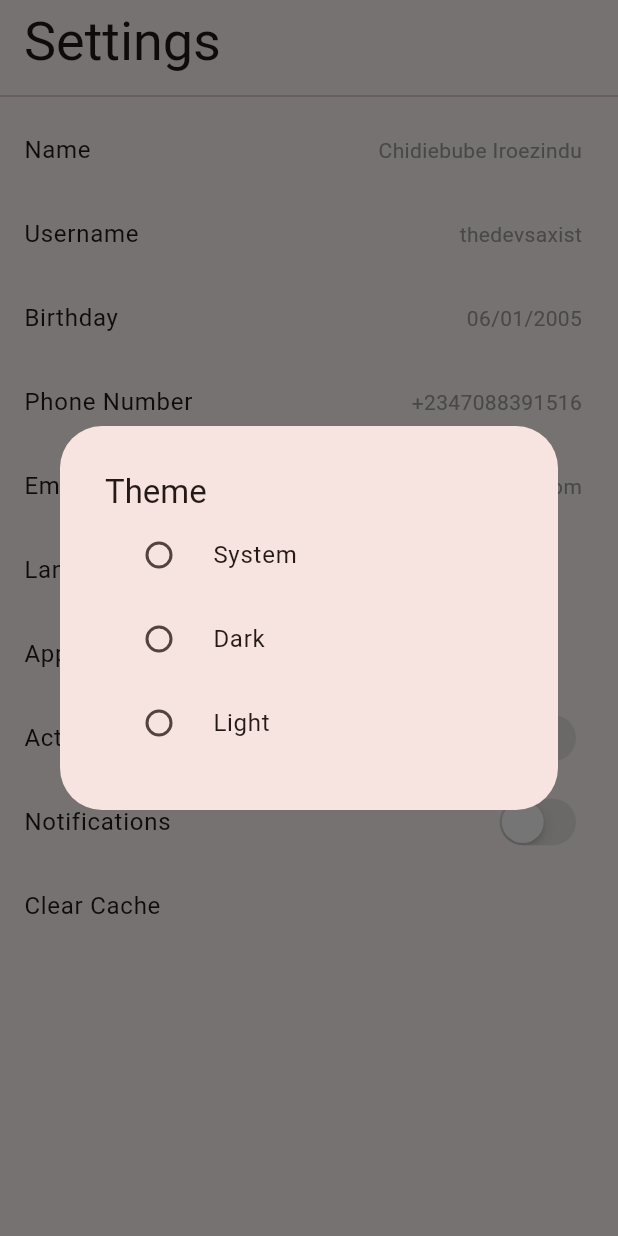
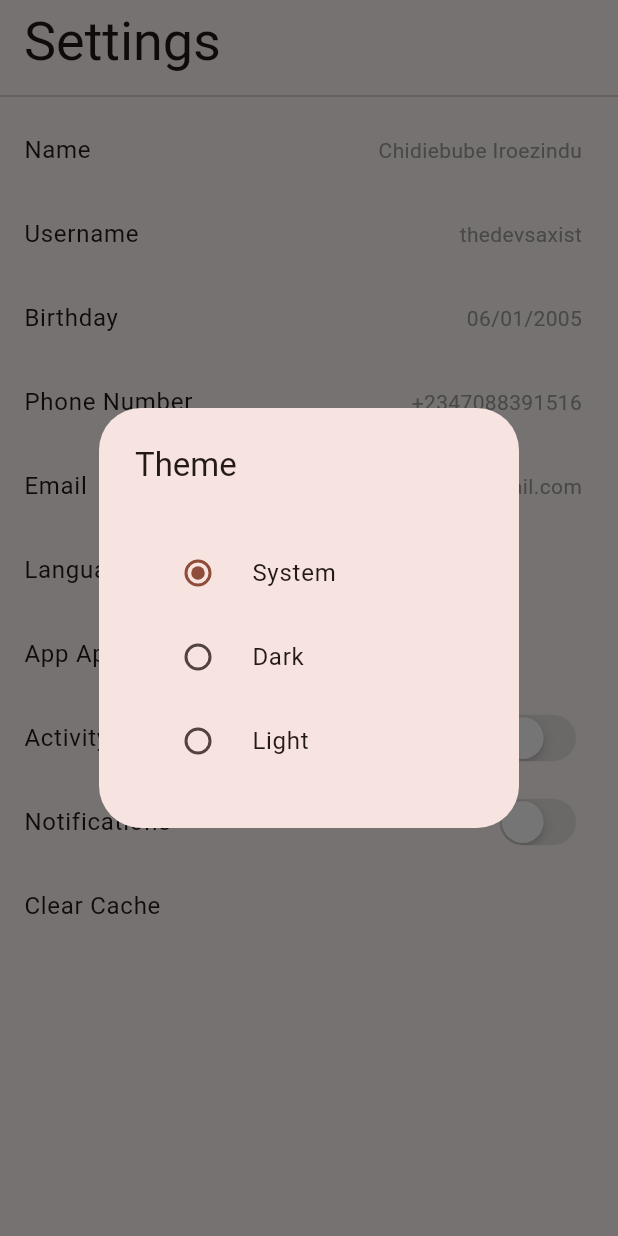
Before and after one commit to thedevsaxist/local-storage-with-shared-preferences, a Flutter app: the screen it shows after launch, after a tap on "App Appearance", on a phone screen of 412 x 824 dp. Run offline on Flutter 3.47's test engine with Material 3 defaults, Android fonts, the phone set to English and light mode, and no system bars; our stand-ins replace shared_preferences.

Commit message:
feat: add settings toggle view model and enhance radio selector functionality

```diff
--- a/lib/core/utils/interactive_popup.dart
+++ b/lib/core/utils/interactive_popup.dart
@@ -5,27 +5,13 @@ void showInteractiveDialog(BuildContext context,
   showDialog(
     context: context,
     builder: (BuildContext context) {
-      return Dialog(
-        child: Padding(
-          padding: const EdgeInsets.all(30.0),
-          child: Column(
-            mainAxisSize: MainAxisSize.min,
-            crossAxisAlignment: CrossAxisAlignment.start,
-            children: [
-              Text(
-                header,
-                style: Theme.of(context).textTheme.titleLarge,
-              ),
-              // const Divider(
-              //   height: 30,
-              // ),
-              child,
-              // const Divider(
-              //   height: 30,
-              // ),
-            ],
-          ),
+      return AlertDialog(
+        title: Text(
+          header,
+          style: Theme.of(context).textTheme.titleLarge,
         ),
+        contentPadding: const EdgeInsets.all(30.0),
+        content: child,
       );
     },
   );
--- a/lib/presentation/screens/settings_ui.dart
+++ b/lib/presentation/screens/settings_ui.dart
@@ -12,6 +12,8 @@ class SettingsUi extends StatefulWidget {
 }
 
 class _SettingsUiState extends State<SettingsUi> {
+  String? groupValue = 'System';
+
   @override
   Widget build(BuildContext context) {
     return Scaffold(
@@ -38,7 +40,7 @@ class _SettingsUiState extends State<SettingsUi> {
               showInteractiveDialog(
                 context,
                 header: 'What is your name?',
-                child: TextField(),
+                child: const TextField(),
               );
             },
           ),
@@ -84,21 +86,53 @@ class _SettingsUiState extends State<SettingsUi> {
               showInteractiveDialog(
                 context,
                 header: 'Theme',
-                child: Column(
+                child: StatefulBuilder(
+                  builder: (context, setState) {
+                    return Column(
+                      mainAxisSize: MainAxisSize.min,
                       children: [
                         RadioSelector(
-                      'system',
                           value: 'System',
+                          groupValue: groupValue,
+                          onChanged: (selected) {
+                            setState(() {
+                              groupValue = selected;
+                            });
+
+                            this.setState(() {
+                              groupValue = selected;
+                            });
+                          },
                         ),
                         RadioSelector(
-                      'dark',
                           value: 'Dark',
+                          groupValue: groupValue,
+                          onChanged: (selected) {
+                            setState(() {
+                              groupValue = selected;
+                            });
+
+                            this.setState(() {
+                              groupValue = selected;
+                            });
+                          },
                         ),
                         RadioSelector(
-                      'light',
                           value: 'Light',
+                          groupValue: groupValue,
+                          onChanged: (selected) {
+                            setState(() {
+                              groupValue = selected;
+                            });
+
+                            this.setState(() {
+                              groupValue = selected;
+                            });
+                          },
                         ),
                       ],
+                    );
+                  },
                 ),
               );
             },
--- a/lib/presentation/widgets/radio_selector.dart
+++ b/lib/presentation/widgets/radio_selector.dart
@@ -1,28 +1,24 @@
 import 'package:flutter/material.dart';
 
-class RadioSelector extends StatefulWidget {
-  final Object value;
-  Object? groupValue;
-  RadioSelector(this.groupValue, {super.key, required this.value});
+class RadioSelector extends StatelessWidget {
+  final String value;
+  final String? groupValue;
+  final ValueChanged<String?> onChanged;
+
+  const RadioSelector({
+    super.key,
+    required this.value,
+    required this.groupValue,
+    required this.onChanged,
+  });
 
   @override
-  State<RadioSelector> createState() => _RadioSelectorState();
-}
-
-class _RadioSelectorState extends State<RadioSelector> {
-  @override
   Widget build(BuildContext context) {
-
-    return RadioListTile(
-      title: Text(widget.value.toString()),
-      value: widget.value,
-      groupValue: widget.groupValue,
-      onChanged: (selected) {
-        // if (groupValue != null) {}
-        setState(() {
-          widget.groupValue = selected;
-        });
-      },
+    return RadioListTile<String>(
+      title: Text(value.toString()),
+      value: value,
+      groupValue: groupValue,
+      onChanged: onChanged,
     );
   }
 }
--- a/pubspec.yaml
+++ b/pubspec.yaml
@@ -16,11 +16,16 @@ dependencies:
     shared_preferences: ^2.4.0
     hive: ^2.2.3
     sqflite: ^2.4.1
+    provider: ^6.1.2
+    http: ^1.3.0
+
 
 dev_dependencies:
     flutter_test:
         sdk: flutter
 
+    json_serializable: ^6.9.0
+    build_runner: ^2.4.13
     flutter_lints: ^4.0.0
 
 flutter:
```
Also changed, not shown: lib/presentation/state/settings_toggle_view_model.dart (added, +32 -0 lines), pubspec.lock. Lines whose indentation alone changed are shown as unchanged.
